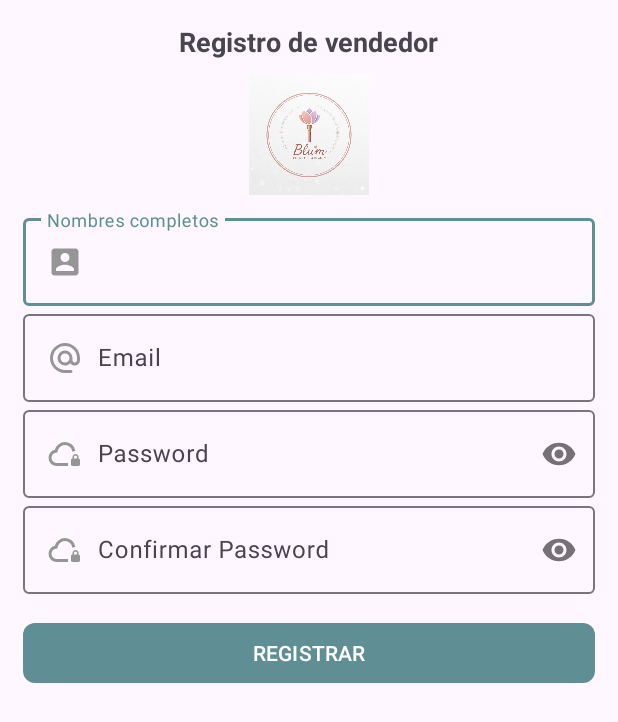
After one commit to Ana-Agudelo10/blum, an Android app: the RegistroVendedorActivity screen opened directly, with no data from a screen before it, on a phone screen of 412 x 824 dp. The commit adds this screen. Shown: the top 722 px of the screen. Run offline under Robolectric (Android 15) with nearby library versions, the phone set to English and light mode, and no system bars.

Commit message:
Activity - Registro de Vendedor

```diff
--- a/app/src/main/AndroidManifest.xml
+++ b/app/src/main/AndroidManifest.xml
@@ -12,6 +12,9 @@
         android:supportsRtl="true"
         android:theme="@style/Theme.Blum">
         <activity
+            android:name=".vendedor.RegistroVendedorActivity"
+            android:exported="false" />
+        <activity
             android:name=".vendedor.MainActivityVendedor"
             android:exported="false" />
         <activity
@@ -25,7 +28,7 @@
         </activity>
         <activity
             android:name=".MainActivity"
-            android:exported="true"></activity>
+            android:exported="true" />
     </application>
 
 </manifest>
--- /dev/null
+++ b/app/src/main/java/com/ecommerce/blum/vendedor/RegistroVendedorActivity.kt
@@ -0,0 +1,12 @@
+package com.ecommerce.blum.vendedor
+
+import android.os.Bundle
+import androidx.appcompat.app.AppCompatActivity
+import com.ecommerce.blum.R
+
+class RegistroVendedorActivity : AppCompatActivity() {
+    override fun onCreate(savedInstanceState: Bundle?) {
+        super.onCreate(savedInstanceState)
+        setContentView(R.layout.activity_registro_vendedor)
+    }
+}
--- /dev/null
+++ b/app/src/main/res/drawable/ico_email.xml
@@ -0,0 +1,5 @@
+<vector xmlns:android="http://schemas.android.com/apk/res/android" android:height="24dp" android:tint="#959595" android:viewportHeight="960" android:viewportWidth="960" android:width="24dp">
+
+    <path android:fillColor="@android:color/white" android:pathData="M480,880Q397,880 324,848.5Q251,817 197,763Q143,709 111.5,636Q80,563 80,480Q80,397 111.5,324Q143,251 197,197Q251,143 324,111.5Q397,80 480,80Q563,80 636,111.5Q709,143 763,197Q817,251 848.5,324Q880,397 880,480L880,538Q880,597 839.5,638.5Q799,680 740,680Q705,680 674,665Q643,650 622,622Q593,651 556.5,665.5Q520,680 480,680Q397,680 338.5,621.5Q280,563 280,480Q280,397 338.5,338.5Q397,280 480,280Q563,280 621.5,338.5Q680,397 680,480L680,538Q680,564 697,582Q714,600 740,600Q766,600 783,582Q800,564 800,538L800,480Q800,346 707,253Q614,160 480,160Q346,160 253,253Q160,346 160,480Q160,614 253,707Q346,800 480,800L640,800Q657,800 668.5,811.5Q680,823 680,840Q680,857 668.5,868.5Q657,880 640,880L480,880ZM480,600Q530,600 565,565Q600,530 600,480Q600,430 565,395Q530,360 480,360Q430,360 395,395Q360,430 360,480Q360,530 395,565Q430,600 480,600Z"/>
+
+</vector>
--- /dev/null
+++ b/app/src/main/res/drawable/ico_nombres.xml
@@ -0,0 +1,5 @@
+<vector xmlns:android="http://schemas.android.com/apk/res/android" android:height="24dp" android:tint="#959595" android:viewportHeight="24" android:viewportWidth="24" android:width="24dp">
+
+    <path android:fillColor="@android:color/white" android:pathData="M3,5v14c0,1.1 0.89,2 2,2h14c1.1,0 2,-0.9 2,-2L21,5c0,-1.1 -0.9,-2 -2,-2L5,3c-1.11,0 -2,0.9 -2,2zM15,9c0,1.66 -1.34,3 -3,3s-3,-1.34 -3,-3 1.34,-3 3,-3 3,1.34 3,3zM6,17c0,-2 4,-3.1 6,-3.1s6,1.1 6,3.1v1L6,18v-1z"/>
+
+</vector>
--- /dev/null
+++ b/app/src/main/res/drawable/ico_password.xml
@@ -0,0 +1,5 @@
+<vector xmlns:android="http://schemas.android.com/apk/res/android" android:height="24dp" android:tint="#959595" android:viewportHeight="960" android:viewportWidth="960" android:width="24dp">
+
+    <path android:fillColor="@android:color/white" android:pathData="M480,580Q480,580 480,580Q480,580 480,580Q480,580 480,580Q480,580 480,580L480,580Q480,580 480,580Q480,580 480,580Q480,580 480,580Q480,580 480,580L480,580Q480,580 480,580Q480,580 480,580L480,580ZM560,800L260,800Q169,800 104.5,737Q40,674 40,583Q40,505 87,444Q134,383 210,366Q235,274 310,217Q385,160 480,160Q586,160 664.5,228.5Q743,297 757,400L757,400Q736,400 716.5,404.5Q697,409 679,417L679,417Q671,342 614,291Q557,240 480,240Q397,240 338.5,298.5Q280,357 280,440L260,440Q202,440 161,481Q120,522 120,580Q120,638 161,679Q202,720 260,720L560,720L560,800ZM680,800Q663,800 651.5,788.5Q640,777 640,760L640,640Q640,623 651.5,611.5Q663,600 680,600L680,600L680,560Q680,527 703.5,503.5Q727,480 760,480Q793,480 816.5,503.5Q840,527 840,560L840,600L840,600Q857,600 868.5,611.5Q880,623 880,640L880,760Q880,777 868.5,788.5Q857,800 840,800L680,800ZM720,600L800,600L800,560Q800,543 788.5,531.5Q777,520 760,520Q743,520 731.5,531.5Q720,543 720,560L720,600Z"/>
+
+</vector>
--- /dev/null
+++ b/app/src/main/res/layout/activity_registro_vendedor.xml
@@ -0,0 +1,111 @@
+<?xml version="1.0" encoding="utf-8"?>
+<ScrollView
+    xmlns:android="http://schemas.android.com/apk/res/android"
+    xmlns:app="http://schemas.android.com/apk/res-auto"
+    xmlns:tools="http://schemas.android.com/tools"
+    android:id="@+id/main"
+    android:layout_width="match_parent"
+    android:layout_height="match_parent"
+    tools:context=".vendedor.RegistroVendedorActivity">
+
+    <androidx.appcompat.widget.LinearLayoutCompat
+        android:layout_width="match_parent"
+        android:layout_height="wrap_content"
+        android:orientation="vertical"
+        android:padding="15dp">
+
+        <TextView
+            android:text="@string/txtRegistroV"
+            android:textSize="18sp"
+            android:textStyle="bold"
+            android:layout_gravity="center"
+            android:layout_width="wrap_content"
+            android:layout_height="wrap_content"/>
+
+        <androidx.appcompat.widget.AppCompatImageView
+            android:layout_gravity="center"
+            android:layout_marginTop="10dp"
+            android:layout_marginBottom="10dp"
+            android:src="@drawable/Logo_blum"
+            android:layout_width="80dp"
+            android:layout_height="80dp"/>
+
+        <!--- Nombres completos -->
+        <com.google.android.material.textfield.TextInputLayout
+            android:layout_width="match_parent"
+            android:layout_height="wrap_content">
+
+            <EditText
+                android:id="@+id/etNombresV"
+                android:hint="@string/etNombresV"
+                android:drawableStart="@drawable/ico_nombres"
+                android:drawablePadding="10dp"
+                android:inputType="textPersonName|textCapWords"
+                android:layout_width="match_parent"
+                android:layout_height="wrap_content"/>
+
+        </com.google.android.material.textfield.TextInputLayout>
+
+        <!--- Email -->
+        <com.google.android.material.textfield.TextInputLayout
+            android:layout_width="match_parent"
+            android:layout_height="wrap_content">
+
+            <EditText
+                android:id="@+id/etEmailV"
+                android:hint="@string/etEmailV"
+                android:drawableStart="@drawable/ico_email"
+                android:drawablePadding="10dp"
+                android:inputType="textEmailAddress"
+                android:layout_width="match_parent"
+                android:layout_height="wrap_content"/>
+
+        </com.google.android.material.textfield.TextInputLayout>
+
+        <!--- Password -->
+        <com.google.android.material.textfield.TextInputLayout
+            android:layout_width="match_parent"
+            android:layout_height="wrap_content"
+            app:passwordToggleEnabled="true">
+
+            <EditText
+                android:id="@+id/etPasswordV"
+                android:hint="@string/etPasswordV"
+                android:drawableStart="@drawable/ico_password"
+                android:drawablePadding="10dp"
+                android:inputType="textPassword"
+                android:layout_width="match_parent"
+                android:layout_height="wrap_content"/>
+
+        </com.google.android.material.textfield.TextInputLayout>
+
+        <!--- Confirmar password -->
+        <com.google.android.material.textfield.TextInputLayout
+            android:layout_width="match_parent"
+            android:layout_height="wrap_content"
+            app:passwordToggleEnabled="true">
+
+            <EditText
+                android:id="@+id/etCPasswordV"
+                android:hint="@string/etCPasswordV"
+                android:drawableStart="@drawable/ico_password"
+                android:drawablePadding="10dp"
+                android:inputType="textPassword"
+                android:layout_width="match_parent"
+                android:layout_height="wrap_content"/>
+
+        </com.google.android.material.textfield.TextInputLayout>
+
+        <!--- Registrar Vendedor -->
+        <com.google.android.material.button.MaterialButton
+            android:id="@+id/btnRegistrarV"
+            android:text="@string/btnRegistrarV"
+            app:cornerRadius="8dp"
+            android:textAllCaps="true"
+            android:layout_marginTop="15dp"
+            android:layout_gravity="center"
+            android:layout_width="match_parent"
+            android:layout_height="match_parent"/>
+
+    </androidx.appcompat.widget.LinearLayoutCompat>
+</ScrollView>
--- a/app/src/main/res/values/strings.xml
+++ b/app/src/main/res/values/strings.xml
@@ -16,6 +16,13 @@
     <!-- TODO: Remove or change this placeholder text -->
     <string name="hello_blank_fragment">Hello blank fragment</string>
 
+    <!-- Registro de vendedor -->
+    <string name="txtRegistroV">Registro de vendedor</string>
+    <string name="etNombresV">Nombres completos</string>
+    <string name="etEmailV">Email</string>
+    <string name="etPasswordV">Password</string>
+    <string name="etCPasswordV">Confirmar Password</string>
+    <string name="btnRegistrarV">Registrar</string>
 
     <!--<string name="op">Blum</string>
     <string name="op">Blum</string>-->
```
Also changed, not shown: app/src/main/res/drawable/Logo_blum.jpeg (added), 1 other file.
